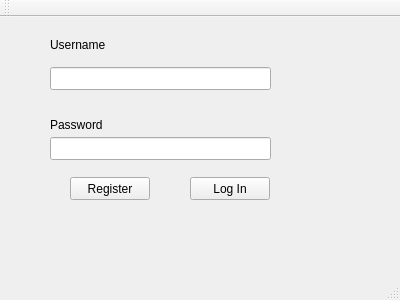
This is MassChatter/mainwindow.ui in olekstyber/MassChatter as Qt 5 draws it before an edit. The edited form follows.
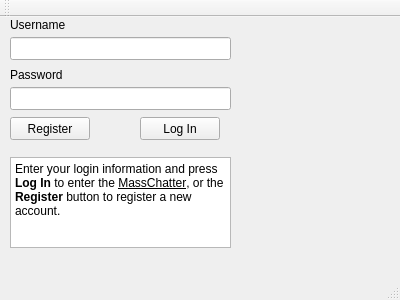
This is the edited form. The open tabs and pages were chosen to show the change.

Commit message: Redesigned the login functionality. Still need to add some checking to the login functions.

Patch:
```diff
--- a/MassChatter/mainwindow.ui
+++ b/MassChatter/mainwindow.ui
@@ -24,14 +24,14 @@
      </rect>
     </property>
     <property name="currentIndex">
-     <number>1</number>
+     <number>0</number>
     </property>
     <widget class="QWidget" name="logInPage">
      <widget class="QLabel" name="passwordLabel">
       <property name="geometry">
        <rect>
-        <x>50</x>
-        <y>100</y>
+        <x>10</x>
+        <y>50</y>
         <width>81</width>
         <height>16</height>
        </rect>
@@ -43,8 +43,8 @@
      <widget class="QPushButton" name="logInButton">
       <property name="geometry">
        <rect>
-        <x>190</x>
-        <y>160</y>
+        <x>140</x>
+        <y>100</y>
         <width>80</width>
         <height>23</height>
        </rect>
@@ -56,18 +56,18 @@
      <widget class="QLineEdit" name="usernameInput">
       <property name="geometry">
        <rect>
-        <x>50</x>
-        <y>50</y>
-        <width>221</width>
-        <height>23</height>
-       </rect>
-      </property>
-     </widget>
-     <widget class="QLabel" name="userNameLabel">
-      <property name="geometry">
-       <rect>
-        <x>50</x>
+        <x>10</x>
         <y>20</y>
+        <width>221</width>
+        <height>23</height>
+       </rect>
+      </property>
+     </widget>
+     <widget class="QLabel" name="userNameLabel">
+      <property name="geometry">
+       <rect>
+        <x>10</x>
+        <y>0</y>
         <width>81</width>
         <height>16</height>
        </rect>
@@ -79,98 +79,41 @@
      <widget class="QLineEdit" name="passwordInput">
       <property name="geometry">
        <rect>
-        <x>50</x>
-        <y>120</y>
-        <width>221</width>
-        <height>23</height>
-       </rect>
-      </property>
-     </widget>
-     <widget class="QPushButton" name="goToRegisterButton">
-      <property name="geometry">
-       <rect>
-        <x>70</x>
-        <y>160</y>
-        <width>80</width>
-        <height>23</height>
-       </rect>
-      </property>
-      <property name="text">
-       <string>Register</string>
-      </property>
-     </widget>
-    </widget>
-    <widget class="QWidget" name="registerPage">
-     <widget class="QPushButton" name="registerButton">
-      <property name="geometry">
-       <rect>
-        <x>200</x>
-        <y>170</y>
-        <width>80</width>
-        <height>23</height>
-       </rect>
-      </property>
-      <property name="text">
-       <string>Register</string>
-      </property>
-     </widget>
-     <widget class="QLineEdit" name="newUsrName">
-      <property name="geometry">
-       <rect>
-        <x>130</x>
+        <x>10</x>
         <y>70</y>
-        <width>113</width>
+        <width>221</width>
         <height>23</height>
        </rect>
       </property>
      </widget>
-     <widget class="QLineEdit" name="newPass">
+     <widget class="QPushButton" name="registerButton">
       <property name="geometry">
        <rect>
-        <x>130</x>
-        <y>130</y>
-        <width>113</width>
-        <height>23</height>
-       </rect>
-      </property>
-     </widget>
-     <widget class="QLabel" name="newUsername">
-      <property name="geometry">
-       <rect>
-        <x>120</x>
-        <y>40</y>
-        <width>141</width>
-        <height>20</height>
-       </rect>
-      </property>
-      <property name="text">
-       <string>New Username</string>
-      </property>
-     </widget>
-     <widget class="QLabel" name="newPassword">
-      <property name="geometry">
-       <rect>
-        <x>120</x>
+        <x>10</x>
         <y>100</y>
-        <width>91</width>
-        <height>20</height>
-       </rect>
-      </property>
-      <property name="text">
-       <string>Password</string>
-      </property>
-     </widget>
-     <widget class="QPushButton" name="backButton">
-      <property name="geometry">
-       <rect>
-        <x>100</x>
-        <y>170</y>
         <width>80</width>
         <height>23</height>
        </rect>
       </property>
       <property name="text">
-       <string>Back</string>
+       <string>Register</string>
+      </property>
+     </widget>
+     <widget class="QTextEdit" name="serverMessageLogIn">
+      <property name="geometry">
+       <rect>
+        <x>10</x>
+        <y>140</y>
+        <width>221</width>
+        <height>91</height>
+       </rect>
+      </property>
+      <property name="html">
+       <string>&lt;!DOCTYPE HTML PUBLIC &quot;-//W3C//DTD HTML 4.0//EN&quot; &quot;http://www.w3.org/TR/REC-html40/strict.dtd&quot;&gt;
+&lt;html&gt;&lt;head&gt;&lt;meta name=&quot;qrichtext&quot; content=&quot;1&quot; /&gt;&lt;style type=&quot;text/css&quot;&gt;
+p, li { white-space: pre-wrap; }
+&lt;/style&gt;&lt;/head&gt;&lt;body style=&quot; font-family:'Sans Serif'; font-size:9pt; font-weight:400; font-style:normal;&quot;&gt;
+&lt;p style=&quot; margin-top:0px; margin-bottom:0px; margin-left:0px; margin-right:0px; -qt-block-indent:0; text-indent:0px;&quot;&gt;Enter your login information and press &lt;span style=&quot; font-weight:600;&quot;&gt;Log In&lt;/span&gt; to enter the &lt;span style=&quot; text-decoration: underline;&quot;&gt;MassChatter&lt;/span&gt;, or the &lt;span style=&quot; font-weight:600;&quot;&gt;Register&lt;/span&gt; button to register a new account.&lt;/p&gt;&lt;/body&gt;&lt;/html&gt;</string>
       </property>
      </widget>
     </widget>
```
The commit also changes 15 other files.
